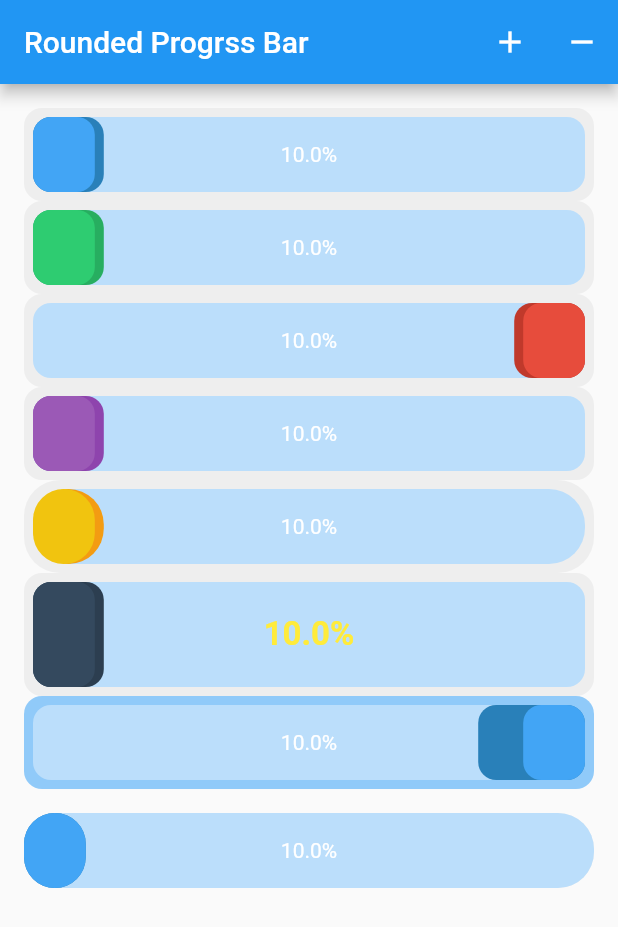
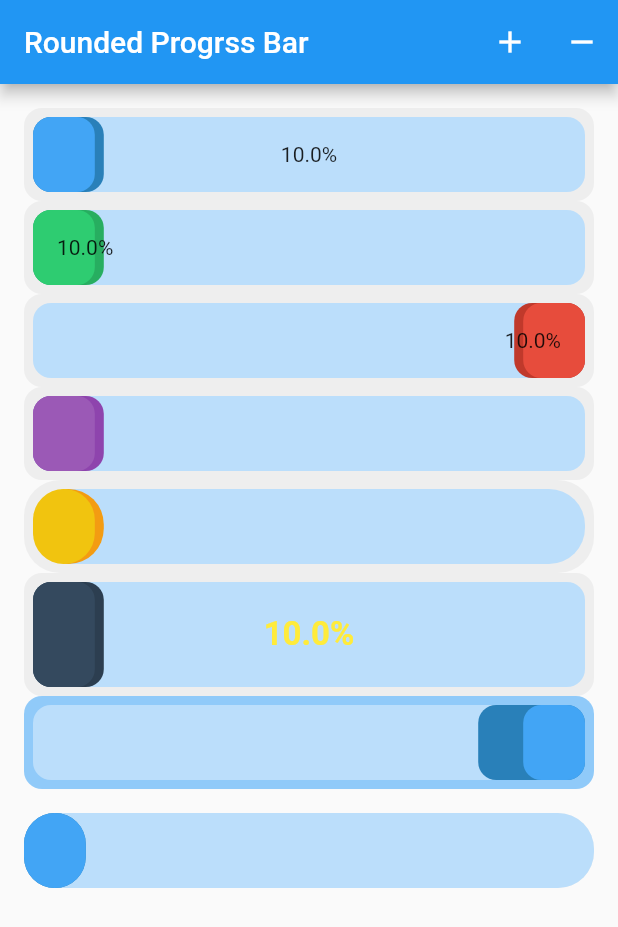
Before and after one commit to benznest/flutter_rounded_progress_bar, a Flutter app: the screen it shows after launch, on a phone screen of 412 x 824 dp. Shown: the top 927 px of the screen. Run offline on Flutter 3.47's test engine with Material 2 defaults, Android fonts, the phone set to English and light mode, and no system bars.

Commit message:
add child left/right

```diff
--- a/example/lib/main.dart
+++ b/example/lib/main.dart
@@ -51,10 +51,14 @@ class _MyAppState extends State<MyApp> {
             child: ListView(children: <Widget>[
               Column(
                 children: <Widget>[
-                  RoundedProgressBar(percent: percent),
                   RoundedProgressBar(
-                      percent: percent, theme: RoundedProgressBarTheme.green),
+                      percent: percent, childCenter: Text("$percent%")),
                   RoundedProgressBar(
+                      childLeft: Text("$percent%"),
+                      percent: percent,
+                      theme: RoundedProgressBarTheme.green),
+                  RoundedProgressBar(
+                      childRight: Text("$percent%"),
                       percent: percent,
                       theme: RoundedProgressBarTheme.red,
                       reverse: true),
@@ -74,16 +78,16 @@ class _MyAppState extends State<MyApp> {
                               fontWeight: FontWeight.bold,
                               color: Colors.yellow))),
                   RoundedProgressBar(
-                    style:
-                        RoundedProgressBarStyle(
-                            widthShadow: 30,colorBorder: Colors.blue[200]),
+                    style: RoundedProgressBarStyle(
+                        widthShadow: 30, colorBorder: Colors.blue[200]),
                     percent: percent,
                     reverse: true,
                   ),
                   RoundedProgressBar(
-                    style: RoundedProgressBarStyle(borderWidth: 0,
-                      widthShadow: 0),
-                    margin: EdgeInsets.symmetric(vertical: 16),borderRadius: BorderRadius.circular(24),
+                    style:
+                        RoundedProgressBarStyle(borderWidth: 0, widthShadow: 0),
+                    margin: EdgeInsets.symmetric(vertical: 16),
+                    borderRadius: BorderRadius.circular(24),
                     percent: percent,
                   ),
                 ],
--- a/lib/flutter_rounded_progress_bar.dart
+++ b/lib/flutter_rounded_progress_bar.dart
@@ -51,7 +51,11 @@ class RoundedProgressBar extends StatefulWidget {
   final RoundedProgressBarStyle style;
   final RoundedProgressBarTheme theme;
   final EdgeInsetsGeometry margin;
+  final EdgeInsetsGeometry paddingChildLeft;
+  final EdgeInsetsGeometry paddingChildRight;
   final Widget childCenter;
+  final Widget childLeft;
+  final Widget childRight;
   final bool reverse;
   final int milliseconds;
   final BorderRadiusGeometry borderRadius;
@@ -64,8 +68,12 @@ class RoundedProgressBar extends StatefulWidget {
       this.margin,
       this.reverse = false,
       this.childCenter,
+      this.childLeft,
+      this.childRight,
       this.milliseconds = 500,
-      this.borderRadius}) {
+      this.borderRadius,
+      this.paddingChildLeft,
+      this.paddingChildRight}) {
     assert(percent >= 0);
     assert(height > 0);
   }
@@ -79,9 +87,11 @@ class RoundedProgressBarState extends State<RoundedProgressBar> {
   double maxWidth;
   double widthProgress;
   RoundedProgressBarStyle style;
-  Widget child;
+  Widget childCenter;
   AlignmentGeometry alignment = AlignmentDirectional.centerStart;
   BorderRadiusGeometry borderRadius;
+   EdgeInsetsGeometry paddingChildLeft;
+   EdgeInsetsGeometry paddingChildRight;
 
   @override
   void initState() {
@@ -141,6 +151,20 @@ class RoundedProgressBarState extends State<RoundedProgressBar> {
       borderRadius = widget.borderRadius;
     }
 
+    if(widget.paddingChildLeft == null){
+      paddingChildLeft = EdgeInsets.all(16);
+    }else{
+      paddingChildLeft = widget.paddingChildLeft;
+    }
+
+    if(widget.paddingChildRight == null){
+      paddingChildRight = EdgeInsets.all(16);
+    }else{
+      paddingChildRight = widget.paddingChildRight;
+    }
+
+
+
     super.initState();
   }
 
@@ -148,15 +172,6 @@ class RoundedProgressBarState extends State<RoundedProgressBar> {
   Widget build(BuildContext context) {
     width = MediaQuery.of(context).size.width;
     widthProgress = width * widget.percent / 100;
-
-    if (widget.childCenter == null) {
-      child = Text(
-        "${widget.percent}%",
-        style: TextStyle(color: Colors.white),
-      );
-    } else {
-      child = widget.childCenter;
-    }
 
     return Container(
         margin: widget.margin,
@@ -181,7 +196,15 @@ class RoundedProgressBarState extends State<RoundedProgressBar> {
                 decoration: BoxDecoration(
                     borderRadius: borderRadius, color: style.colorProgress),
               ),
-              Center(child: child)
+              Center(child:  widget.childCenter),
+              Padding(
+                padding: paddingChildLeft,
+                child: Align(alignment: Alignment.centerLeft,child: widget.childLeft),
+              ),
+              Padding(
+                padding: paddingChildRight,
+                child: Align(alignment: Alignment.centerRight,child: widget.childRight),
+              ),
             ])));
   }
 }
```
